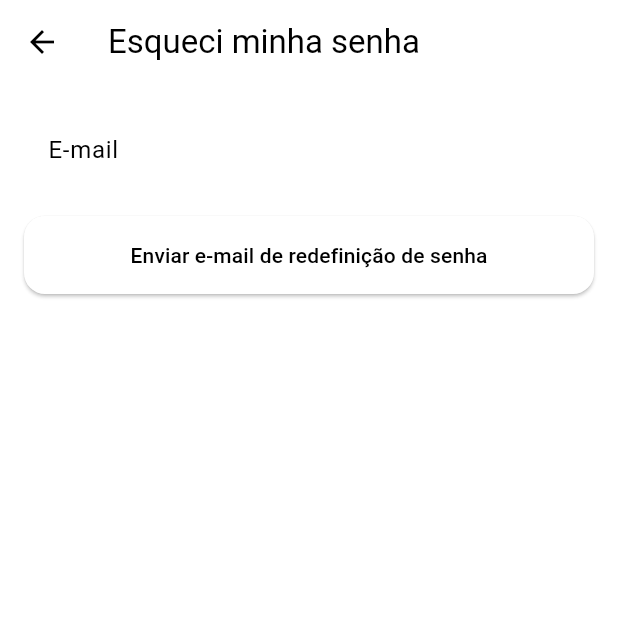
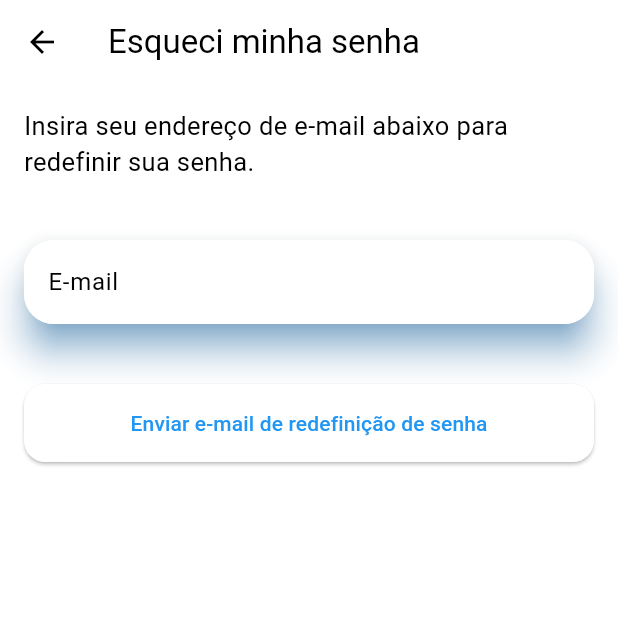
Before and after one commit to CristianoPam/inventario_ibp, a Flutter app: the screen it shows after launch, after a tap on "Esqueci senha", on a phone screen of 412 x 824 dp, the top half of it. Run offline on Flutter 3.47's test engine with Material 3 defaults, Android fonts, the phone set to English and light mode, and no system bars; our stand-ins replace cloud_firestore, firebase_auth, firebase_core, flutter_riverpod, go_router; missing offline and left inert: validatorless; accounts and stored records are empty.

Commit message:
Login_12-03-2024

```diff
--- a/lib/pages/esqueci_senha.dart
+++ b/lib/pages/esqueci_senha.dart
@@ -1,5 +1,6 @@
 import 'package:firebase_auth/firebase_auth.dart';
 import 'package:flutter/material.dart';
+
 final _auth = FirebaseAuth.instance;
 
 //EsqueciSenha
@@ -27,11 +28,22 @@ class _EsqueciSenhaState extends State<EsqueciSenha> {
           child: Column(
             crossAxisAlignment: CrossAxisAlignment.stretch,
             children: <Widget>[
-              TextFormField(
+
+            const Text('Insira seu endereço de e-mail abaixo para redefinir sua senha.',
+            textAlign: TextAlign.left, style: TextStyle(fontSize: 17),),
+            const SizedBox(height: 40.0),
+              Material(
+                elevation: 10.0,
+                    shadowColor: Colors.blue,
+                    borderRadius: BorderRadius.circular(20),
+                  child: TextFormField(
                   keyboardType: TextInputType.emailAddress,
                   decoration: const InputDecoration(
                       labelText: 'E-mail',
-                  border: OutlineInputBorder(),
+                        border: OutlineInputBorder(
+                        borderRadius: BorderRadius.all(Radius.circular(20)),
+                        borderSide: BorderSide(color: Colors.blue),
+                      ),
                       ),
                   validator: (value) {
                     if (value == null || value.isEmpty) {
@@ -45,17 +57,19 @@ class _EsqueciSenhaState extends State<EsqueciSenha> {
                     });
                   },
                 ),
-              const SizedBox(height: 16.0),
+              ),
+              const SizedBox(height: 40.0),
               ElevatedButton(
-                style: ElevatedButton.styleFrom(
-
-                          ),
+                style: ElevatedButton.styleFrom(),
                 onPressed: () {
                   if (_formKey.currentState!.validate()) {
                     _resetPassword(_email);
                   }
                 },
-                child: const Text('Enviar e-mail de redefinição de senha', style: TextStyle(color: Colors.black),),
+                child: const Text(
+                  'Enviar e-mail de redefinição de senha',
+                  style: TextStyle(color: Colors.blue),
+                ),
               ),
             ],
           ),
--- a/lib/pages/login_page.dart
+++ b/lib/pages/login_page.dart
@@ -38,7 +38,7 @@ class _LoginPageState extends ConsumerState<LoginPage> {
       _isLogin = showLoginScreen;
       if (_isLogin) {
         _title = 'Bem vindo ao IBP';
-        _actionButton = 'Login';
+        _actionButton = 'Entrar';
         _toggleButton = 'Ainda não tem conta? Cadastre-se agora.';
         _passwordConfirmVisivel = false;
         _showPassword = false;
@@ -121,12 +121,16 @@ class _LoginPageState extends ConsumerState<LoginPage> {
                 Padding(
                   padding: const EdgeInsets.symmetric(
                       vertical: 10.0, horizontal: 24.0),
-                  child: Material(elevation: 10.0,
+                  child: Material(
+                    elevation: 10.0,
                     shadowColor: Colors.blue,
+                    borderRadius: BorderRadius.circular(15),
                     child: TextFormField(
                       controller: _email,
                       decoration: const InputDecoration(
                         border: OutlineInputBorder(
+                          borderRadius: BorderRadius.all(Radius.circular(15)),
+                          borderSide: BorderSide(color: Colors.blue),
                         ),
                         labelText: 'Email',
                       ),
@@ -141,13 +145,18 @@ class _LoginPageState extends ConsumerState<LoginPage> {
                 Padding(
                   padding: const EdgeInsets.symmetric(
                       vertical: 10.0, horizontal: 24.0),
-                  child: Material( elevation: 10.0,
+                  child: Material(
+                    elevation: 10.0,
                     shadowColor: Colors.blue,
+                    borderRadius: BorderRadius.circular(15),
                     child: TextFormField(
                       controller: _password,
                       obscureText: _showPassword == false ? true : false,
                       decoration: InputDecoration(
-                        border: const OutlineInputBorder(),
+                        border: const OutlineInputBorder(
+                          borderRadius: BorderRadius.all(Radius.circular(15)),
+                          borderSide: BorderSide(color: Colors.blue),
+                        ),
                         labelText: 'Senha',
                         suffixIcon: GestureDetector(
                           child: Icon(
@@ -191,11 +200,15 @@ class _LoginPageState extends ConsumerState<LoginPage> {
                         vertical: 10.0, horizontal: 24.0),
                     child: Material(elevation: 10.0,
                     shadowColor: Colors.blue,
+                    borderRadius: BorderRadius.circular(15),
                       child: TextFormField(
                         controller: _passwordConfirm,
                         obscureText: _showPassword == false ? true : false,
                         decoration: InputDecoration(
-                          border: const OutlineInputBorder(),
+                          border: const OutlineInputBorder(
+                          borderRadius: BorderRadius.all(Radius.circular(20)),
+                         borderSide: BorderSide(color: Colors.blue),
+                          ),
                           labelText: 'Confirme Senha',
                           suffixIcon: GestureDetector(
                             child: Icon(
@@ -287,7 +300,7 @@ class _LoginPageState extends ConsumerState<LoginPage> {
                               )
                             ]
                           : [
-                              const Icon(Icons.check),
+
                               Padding(
                                 padding: const EdgeInsets.all(4.0),
                                 child: Text(
```
Also changed, not shown: assets/images/1668628963894.png (deleted), assets/images/logo-.png (deleted), assets/images/logo2.png (deleted), 5 other files. Lines whose indentation alone changed are shown as unchanged.
